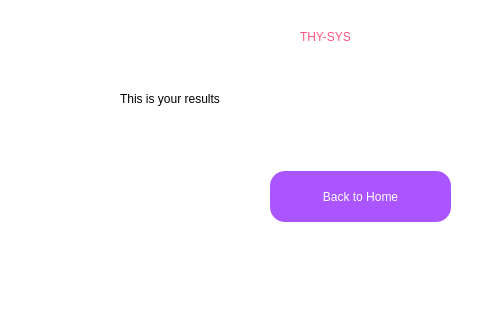
Qt form thysys_results.ui (EuphoriaForever/thysys) before a commit; both pictures show x 0 to 480 and y 169 to 489 of the 667 by 489 pixel window.
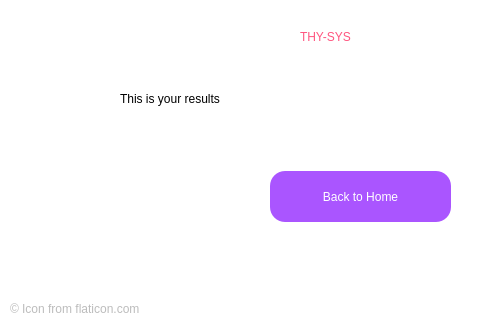
The same form after that commit. Icons and pictures are not drawn.

Commit message: added credits to icon

```diff
--- a/thysys_results.ui
+++ b/thysys_results.ui
@@ -85,6 +85,22 @@
     <string>Back to Home</string>
    </property>
   </widget>
+  <widget class="QLabel" name="label_3">
+   <property name="geometry">
+    <rect>
+     <x>10</x>
+     <y>470</y>
+     <width>291</width>
+     <height>16</height>
+    </rect>
+   </property>
+   <property name="styleSheet">
+    <string notr="true">color: rgb(188, 188, 188);</string>
+   </property>
+   <property name="text">
+    <string>© Icon from flaticon.com</string>
+   </property>
+  </widget>
  </widget>
  <resources/>
  <connections/>
```
The commit also changes 7 other files.
